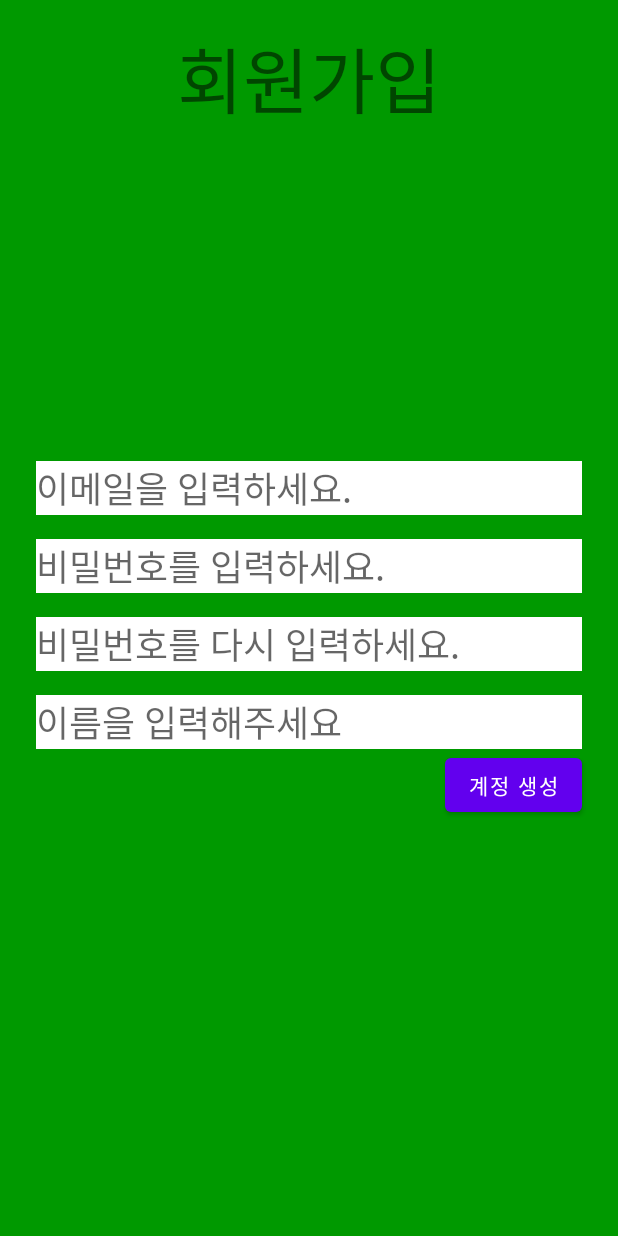
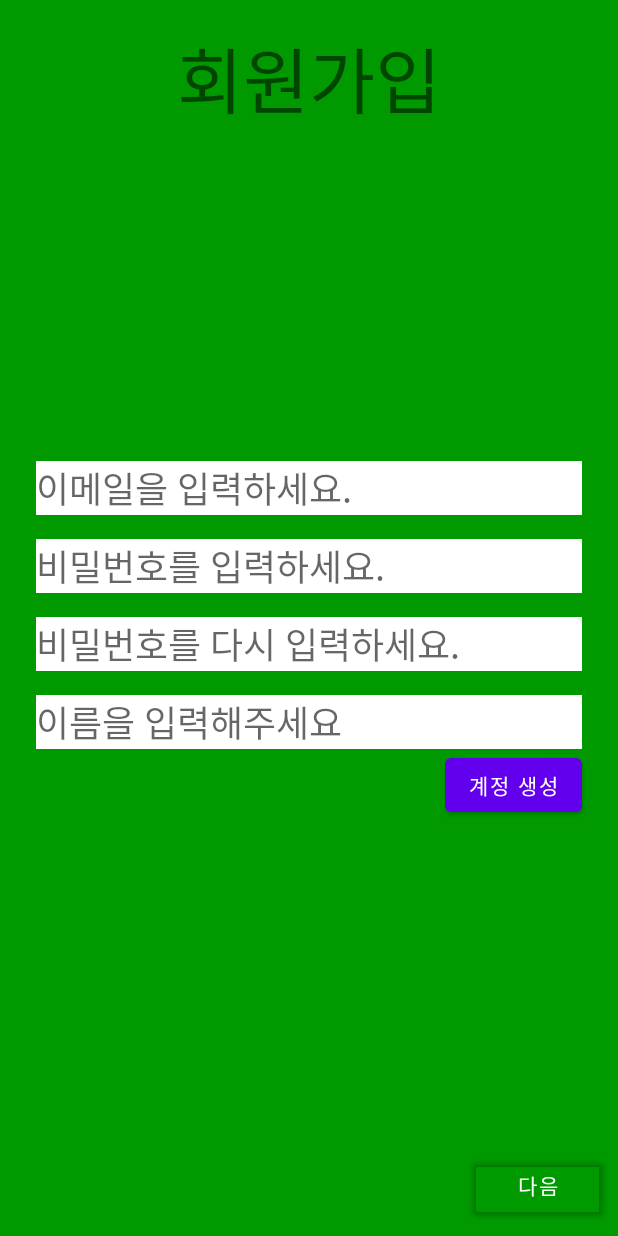
Before and after one commit to samgashyeong/MoconMCS, an Android app: the SignupActivity screen opened directly, with no data from a screen before it, on a phone screen of 412 x 824 dp. Run offline under Robolectric (Android 15) with nearby library versions, the phone set to English and light mode, and no system bars; our stand-ins replace Firebase (no records; nobody signed in at launch, a user with empty details on screens opened directly), data binding.

Commit message:
코드 넘김

```diff
--- /dev/null
+++ b/app/src/main/java/com/example/moconmcs/SignUpFragment1.kt
@@ -0,0 +1,24 @@
+package com.example.moconmcs
+
+import android.os.Bundle
+import androidx.fragment.app.Fragment
+import android.view.LayoutInflater
+import android.view.View
+import android.view.ViewGroup
+import androidx.databinding.DataBindingUtil
+import com.example.moconmcs.databinding.FragmentSignUp1Binding
+
+class SignUpFragment1 : Fragment() {
+
+    private lateinit var binding : FragmentSignUp1Binding
+
+    override fun onCreateView(
+        inflater: LayoutInflater, container: ViewGroup?,
+        savedInstanceState: Bundle?
+    ): View? {
+        binding = DataBindingUtil.inflate(inflater,R.layout.fragment_sign_up1, container, false)
+
+
+        return binding.root
+    }
+}
--- a/app/src/main/java/com/example/moconmcs/SignupActivity.java
+++ b/app/src/main/java/com/example/moconmcs/SignupActivity.java
@@ -2,15 +2,21 @@ package com.example.moconmcs;
 
 import androidx.annotation.NonNull;
 import androidx.appcompat.app.AppCompatActivity;
+import androidx.databinding.DataBindingUtil;
+import androidx.fragment.app.Fragment;
+import androidx.fragment.app.FragmentManager;
 
 import android.content.Intent;
 import android.os.Bundle;
+import android.view.View;
 import android.widget.Button;
 import android.widget.EditText;
+import android.widget.FrameLayout;
 import android.widget.Toast;
 
 import com.example.moconmcs.Onboarding.OnboardingActivity;
 import com.example.moconmcs.data.FirebaseDb.User;
+import com.example.moconmcs.databinding.ActivitySignupBinding;
 import com.google.android.gms.tasks.OnFailureListener;
 import com.google.firebase.auth.FirebaseAuth;
 import com.google.firebase.firestore.FirebaseFirestore;
@@ -18,19 +24,28 @@ import com.google.firebase.firestore.FirebaseFirestore;
 import java.util.Objects;
 
 public class SignupActivity extends AppCompatActivity {
-
-    EditText email, pw1, pw2, name;
+    private ActivitySignupBinding binding;
 
     @Override
     protected void onCreate(Bundle savedInstanceState) {
         super.onCreate(savedInstanceState);
         setContentView(R.layout.activity_signup);
 
-        email = findViewById(R.id.emailLogin);
-        pw1 = findViewById(R.id.pwLogin);
-        pw2 = findViewById(R.id.pwLogin2);
-        name = findViewById(R.id.nameEt);
+        binding = DataBindingUtil.setContentView(this, R.layout.activity_signup);
 
+        FragmentManager fm = getSupportFragmentManager();
+        fm.beginTransaction()
+                .replace(R.id.frame, new SignUpFragment1())
+                .commit();
+        binding.backBtn.setVisibility(View.INVISIBLE);
+        binding.prevBtn.setVisibility(View.VISIBLE);
+
+        binding.prevBtn.setOnClickListener(v -> {
+            prev();
+        });
+        binding.backBtn.setOnClickListener(v ->{
+            back();
+        });
         FirebaseAuth auth = FirebaseAuth.getInstance();
         FirebaseFirestore db = FirebaseFirestore.getInstance();
 
@@ -39,27 +54,47 @@ public class SignupActivity extends AppCompatActivity {
 
         Button signup = findViewById(R.id.loginButton);
 
-        signup.setOnClickListener(v -> {
-            if(!pw1.getText().toString().equals(pw2.getText().toString())) {
-                Toast.makeText(getApplicationContext(), "패스워드가 일치하지 않습니다.", Toast.LENGTH_SHORT).show();
-            }
-            else auth.createUserWithEmailAndPassword(
-                    email.getText().toString(), pw1.getText().toString())
-                    .addOnCompleteListener(task -> {
-                if(task.isSuccessful()) {
-                    db.collection("User").document(""+uid).set(new User(name.getText().toString()))
-                            .addOnFailureListener(new OnFailureListener() {
-                                @Override
-                                public void onFailure(@NonNull Exception e) {
-                                    Toast.makeText(SignupActivity.this, "오류가 났습니다. 다시 시도해주세요", Toast.LENGTH_SHORT).show();
-                                }
-                            });
-                    Toast.makeText(getApplicationContext(), "회원가입 성공!", Toast.LENGTH_SHORT).show();
-                    Intent intent = new Intent(getApplicationContext(), OnboardingActivity.class);
-                    intent.putExtra("isLoginBack", true);
-                    startActivity(intent);
-                }
-            });
-        });
+//        signup.setOnClickListener(v -> {
+//            if(!pw1.getText().toString().equals(pw2.getText().toString())) {
+//                Toast.makeText(getApplicationContext(), "패스워드가 일치하지 않습니다.", Toast.LENGTH_SHORT).show();
+//            }
+//            else auth.createUserWithEmailAndPassword(
+//                    email.getText().toString(), pw1.getText().toString())
+//                    .addOnCompleteListener(task -> {
+//                if(task.isSuccessful()) {
+//                    db.collection("User").document(""+uid).set(new User(name.getText().toString()))
+//                            .addOnFailureListener(new OnFailureListener() {
+//                                @Override
+//                                public void onFailure(@NonNull Exception e) {
+//                                    Toast.makeText(SignupActivity.this, "오류가 났습니다. 다시 시도해주세요", Toast.LENGTH_SHORT).show();
+//                                }
+//                            });
+//                    Toast.makeText(getApplicationContext(), "회원가입 성공!", Toast.LENGTH_SHORT).show();
+//                    Intent intent = new Intent(getApplicationContext(), OnboardingActivity.class);
+//                    intent.putExtra("isLoginBack", true);
+//                    startActivity(intent);
+//                }
+//            });
+//        });
+    }
+
+    private void prev(){
+        Fragment fm = new SignUpFragment2();
+        FragmentManager fmm = getSupportFragmentManager();
+        fmm.beginTransaction()
+                .replace(R.id.frame, fm)
+                .commit();
+        binding.backBtn.setVisibility(View.VISIBLE);
+        binding.prevBtn.setVisibility(View.INVISIBLE);
+    }
+
+    private void back(){
+        Fragment fm = new SignUpFragment1();
+        FragmentManager fmm = getSupportFragmentManager();
+        fmm.beginTransaction()
+                .replace(R.id.frame, fm)
+                .commit();
+        binding.backBtn.setVisibility(View.INVISIBLE);
+        binding.prevBtn.setVisibility(View.VISIBLE);
     }
 }
--- a/app/src/main/res/layout/activity_signup.xml
+++ b/app/src/main/res/layout/activity_signup.xml
@@ -1,4 +1,5 @@
 <?xml version="1.0" encoding="utf-8"?>
+<layout>
     <androidx.constraintlayout.widget.ConstraintLayout xmlns:android="http://schemas.android.com/apk/res/android"
         xmlns:app="http://schemas.android.com/apk/res-auto"
         xmlns:tools="http://schemas.android.com/tools"
@@ -7,100 +8,127 @@
         android:background="#009900"
         tools:context=".SignupActivity">
 
-    <TextView
-        android:id="@+id/loginText"
-        android:layout_width="0dp"
-        android:layout_height="wrap_content"
-        android:layout_marginTop="16dp"
-        android:gravity="center"
-        android:text="회원가입"
-        android:textSize="48sp"
-        app:layout_constraintEnd_toEndOf="parent"
-        app:layout_constraintStart_toStartOf="parent"
-        app:layout_constraintTop_toTopOf="parent" />
-
-    <EditText
-        android:id="@+id/emailLogin"
-        android:layout_width="0dp"
-        android:layout_height="wrap_content"
-        android:layout_marginStart="24dp"
-        android:layout_marginLeft="24dp"
-        android:layout_marginEnd="24dp"
-        android:layout_marginRight="24dp"
-        android:background="#FFFFFF"
-        android:ems="10"
-        android:hint="이메일을 입력하세요."
-        android:inputType="textEmailAddress"
-        android:textSize="24sp"
-        app:layout_constraintBottom_toBottomOf="parent"
-        app:layout_constraintEnd_toEndOf="parent"
-        app:layout_constraintStart_toStartOf="parent"
-        app:layout_constraintTop_toTopOf="parent"
-        app:layout_constraintVertical_bias="0.39" />
-
-    <EditText
-        android:id="@+id/pwLogin"
-        android:layout_width="0dp"
-        android:layout_height="wrap_content"
-        android:layout_marginStart="24dp"
-        android:layout_marginLeft="24dp"
-        android:layout_marginTop="16dp"
-        android:layout_marginEnd="24dp"
-        android:layout_marginRight="24dp"
-        android:background="#FFFFFF"
-        android:ems="10"
-        android:hint="비밀번호를 입력하세요."
-        android:inputType="textPassword"
-        android:textSize="24sp"
-        app:layout_constraintEnd_toEndOf="parent"
-        app:layout_constraintStart_toStartOf="parent"
-        app:layout_constraintTop_toBottomOf="@+id/emailLogin" />
-
-    <EditText
-        android:id="@+id/pwLogin2"
-        android:layout_width="0dp"
-        android:layout_height="wrap_content"
-        android:layout_marginStart="24dp"
-        android:layout_marginLeft="24dp"
-        android:layout_marginTop="16dp"
-        android:layout_marginEnd="24dp"
-        android:layout_marginRight="24dp"
-        android:background="#FFFFFF"
-        android:ems="10"
-        android:hint="비밀번호를 다시 입력하세요."
-        android:inputType="textPassword"
-        android:textSize="24sp"
-        app:layout_constraintEnd_toEndOf="parent"
-        app:layout_constraintHorizontal_bias="0.0"
-        app:layout_constraintStart_toStartOf="parent"
-        app:layout_constraintTop_toBottomOf="@+id/pwLogin" />
+        <FrameLayout
+            android:id="@+id/frame"
+            android:layout_width="match_parent"
+            android:layout_height="match_parent"/>
 
         <Button
-        android:id="@+id/loginButton"
+            android:id="@+id/prevBtn"
             android:layout_width="wrap_content"
             android:layout_height="wrap_content"
-        android:layout_marginEnd="24dp"
-        android:text="계정 생성"
-        app:layout_constraintEnd_toEndOf="parent"
-        app:layout_constraintHorizontal_bias="1.0"
-        app:layout_constraintStart_toStartOf="parent"
-        app:layout_constraintTop_toBottomOf="@+id/nameEt" />
+            android:backgroundTint="#00000000"
+            android:text="다음"
+            android:layout_margin="10dp"
+            app:layout_constraintBottom_toBottomOf="parent"
+            app:layout_constraintEnd_toEndOf="parent" />
 
-    <EditText
-        android:id="@+id/nameEt"
-        android:layout_width="0dp"
+        <Button
+            android:id="@+id/backBtn"
+            android:layout_width="wrap_content"
             android:layout_height="wrap_content"
-        android:background="#FFFFFF"
-        android:layout_marginStart="24dp"
-        android:layout_marginLeft="24dp"
-        android:layout_marginTop="16dp"
-        android:layout_marginEnd="24dp"
-        android:layout_marginRight="24dp"
-        android:ems="10"
-        android:hint="이름을 입력해주세요"
-        android:textSize="24sp"
-        app:layout_constraintEnd_toEndOf="parent"
-        app:layout_constraintStart_toStartOf="parent"
-        app:layout_constraintTop_toBottomOf="@+id/pwLogin2" />
+            android:layout_margin="10dp"
+            android:backgroundTint="#00000000"
+            android:text="이전"
+            app:layout_constraintBottom_toBottomOf="parent"
+            app:layout_constraintStart_toStartOf="parent" />
+
+
+        <!--    <TextView-->
+        <!--        android:id="@+id/loginText"-->
+        <!--        android:layout_width="0dp"-->
+        <!--        android:layout_height="wrap_content"-->
+        <!--        android:layout_marginTop="16dp"-->
+        <!--        android:gravity="center"-->
+        <!--        android:text="회원가입"-->
+        <!--        android:textSize="48sp"-->
+        <!--        app:layout_constraintEnd_toEndOf="parent"-->
+        <!--        app:layout_constraintStart_toStartOf="parent"-->
+        <!--        app:layout_constraintTop_toTopOf="parent" />-->
+
+        <!--    <EditText-->
+        <!--        android:id="@+id/emailLogin"-->
+        <!--        android:layout_width="0dp"-->
+        <!--        android:layout_height="wrap_content"-->
+        <!--        android:layout_marginStart="24dp"-->
+        <!--        android:layout_marginLeft="24dp"-->
+        <!--        android:layout_marginEnd="24dp"-->
+        <!--        android:layout_marginRight="24dp"-->
+        <!--        android:background="#FFFFFF"-->
+        <!--        android:ems="10"-->
+        <!--        android:hint="이메일을 입력하세요."-->
+        <!--        android:inputType="textEmailAddress"-->
+        <!--        android:textSize="24sp"-->
+        <!--        app:layout_constraintBottom_toBottomOf="parent"-->
+        <!--        app:layout_constraintEnd_toEndOf="parent"-->
+        <!--        app:layout_constraintStart_toStartOf="parent"-->
+        <!--        app:layout_constraintTop_toTopOf="parent"-->
+        <!--        app:layout_constraintVertical_bias="0.39" />-->
+
+        <!--    <EditText-->
+        <!--        android:id="@+id/pwLogin"-->
+        <!--        android:layout_width="0dp"-->
+        <!--        android:layout_height="wrap_content"-->
+        <!--        android:layout_marginStart="24dp"-->
+        <!--        android:layout_marginLeft="24dp"-->
+        <!--        android:layout_marginTop="16dp"-->
+        <!--        android:layout_marginEnd="24dp"-->
+        <!--        android:layout_marginRight="24dp"-->
+        <!--        android:background="#FFFFFF"-->
+        <!--        android:ems="10"-->
+        <!--        android:hint="비밀번호를 입력하세요."-->
+        <!--        android:inputType="textPassword"-->
+        <!--        android:textSize="24sp"-->
+        <!--        app:layout_constraintEnd_toEndOf="parent"-->
+        <!--        app:layout_constraintStart_toStartOf="parent"-->
+        <!--        app:layout_constraintTop_toBottomOf="@+id/emailLogin" />-->
+
+        <!--    <EditText-->
+        <!--        android:id="@+id/pwLogin2"-->
+        <!--        android:layout_width="0dp"-->
+        <!--        android:layout_height="wrap_content"-->
+        <!--        android:layout_marginStart="24dp"-->
+        <!--        android:layout_marginLeft="24dp"-->
+        <!--        android:layout_marginTop="16dp"-->
+        <!--        android:layout_marginEnd="24dp"-->
+        <!--        android:layout_marginRight="24dp"-->
+        <!--        android:background="#FFFFFF"-->
+        <!--        android:ems="10"-->
+        <!--        android:hint="비밀번호를 다시 입력하세요."-->
+        <!--        android:inputType="textPassword"-->
+        <!--        android:textSize="24sp"-->
+        <!--        app:layout_constraintEnd_toEndOf="parent"-->
+        <!--        app:layout_constraintHorizontal_bias="0.0"-->
+        <!--        app:layout_constraintStart_toStartOf="parent"-->
+        <!--        app:layout_constraintTop_toBottomOf="@+id/pwLogin" />-->
+
+        <!--    <Button-->
+        <!--        android:id="@+id/loginButton"-->
+        <!--        android:layout_width="wrap_content"-->
+        <!--        android:layout_height="wrap_content"-->
+        <!--        android:layout_marginEnd="24dp"-->
+        <!--        android:text="계정 생성"-->
+        <!--        app:layout_constraintEnd_toEndOf="parent"-->
+        <!--        app:layout_constraintHorizontal_bias="1.0"-->
+        <!--        app:layout_constraintStart_toStartOf="parent"-->
+        <!--        app:layout_constraintTop_toBottomOf="@+id/nameEt" />-->
+
+        <!--    <EditText-->
+        <!--        android:id="@+id/nameEt"-->
+        <!--        android:layout_width="0dp"-->
+        <!--        android:layout_height="wrap_content"-->
+        <!--        android:background="#FFFFFF"-->
+        <!--        android:layout_marginStart="24dp"-->
+        <!--        android:layout_marginLeft="24dp"-->
+        <!--        android:layout_marginTop="16dp"-->
+        <!--        android:layout_marginEnd="24dp"-->
+        <!--        android:layout_marginRight="24dp"-->
+        <!--        android:ems="10"-->
+        <!--        android:hint="이름을 입력해주세요"-->
+        <!--        android:textSize="24sp"-->
+        <!--        app:layout_constraintEnd_toEndOf="parent"-->
+        <!--        app:layout_constraintStart_toStartOf="parent"-->
+        <!--        app:layout_constraintTop_toBottomOf="@+id/pwLogin2" />-->
 
     </androidx.constraintlayout.widget.ConstraintLayout>
+</layout>
--- /dev/null
+++ b/app/src/main/res/layout/fragment_sign_up1.xml
@@ -0,0 +1,116 @@
+<?xml version="1.0" encoding="utf-8"?>
+<layout>
+    <FrameLayout xmlns:android="http://schemas.android.com/apk/res/android"
+        xmlns:tools="http://schemas.android.com/tools"
+        android:layout_width="match_parent"
+        android:layout_height="match_parent"
+        tools:context=".SignUpFragment1">
+
+        <androidx.constraintlayout.widget.ConstraintLayout xmlns:android="http://schemas.android.com/apk/res/android"
+            xmlns:app="http://schemas.android.com/apk/res-auto"
+            xmlns:tools="http://schemas.android.com/tools"
+            android:layout_width="match_parent"
+            android:layout_height="match_parent"
+            android:background="#009900"
+            tools:context=".SignupActivity">
+
+            <TextView
+                android:id="@+id/loginText"
+                android:layout_width="0dp"
+                android:layout_height="wrap_content"
+                android:layout_marginTop="16dp"
+                android:gravity="center"
+                android:text="회원가입"
+                android:textSize="48sp"
+                app:layout_constraintEnd_toEndOf="parent"
+                app:layout_constraintStart_toStartOf="parent"
+                app:layout_constraintTop_toTopOf="parent" />
+
+            <EditText
+                android:id="@+id/emailLogin"
+                android:layout_width="0dp"
+                android:layout_height="wrap_content"
+                android:layout_marginStart="24dp"
+                android:layout_marginLeft="24dp"
+                android:layout_marginEnd="24dp"
+                android:layout_marginRight="24dp"
+                android:background="#FFFFFF"
+                android:ems="10"
+                android:hint="이메일을 입력하세요."
+                android:inputType="textEmailAddress"
+                android:textSize="24sp"
+                app:layout_constraintBottom_toBottomOf="parent"
+                app:layout_constraintEnd_toEndOf="parent"
+                app:layout_constraintStart_toStartOf="parent"
+                app:layout_constraintTop_toTopOf="parent"
+                app:layout_constraintVertical_bias="0.39" />
+
+            <EditText
+                android:id="@+id/pwLogin"
+                android:layout_width="0dp"
+                android:layout_height="wrap_content"
+                android:layout_marginStart="24dp"
+                android:layout_marginLeft="24dp"
+                android:layout_marginTop="16dp"
+                android:layout_marginEnd="24dp"
+                android:layout_marginRight="24dp"
+                android:background="#FFFFFF"
+                android:ems="10"
+                android:hint="비밀번호를 입력하세요."
+                android:inputType="textPassword"
+                android:textSize="24sp"
+                app:layout_constraintEnd_toEndOf="parent"
+                app:layout_constraintStart_toStartOf="parent"
+                app:layout_constraintTop_toBottomOf="@+id/emailLogin" />
+
+            <EditText
+                android:id="@+id/pwLogin2"
+                android:layout_width="0dp"
+                android:layout_height="wrap_content"
+                android:layout_marginStart="24dp"
+                android:layout_marginLeft="24dp"
+                android:layout_marginTop="16dp"
+                android:layout_marginEnd="24dp"
+                android:layout_marginRight="24dp"
+                android:background="#FFFFFF"
+                android:ems="10"
+                android:hint="비밀번호를 다시 입력하세요."
+                android:inputType="textPassword"
+                android:textSize="24sp"
+                app:layout_constraintEnd_toEndOf="parent"
+                app:layout_constraintHorizontal_bias="0.0"
+                app:layout_constraintStart_toStartOf="parent"
+                app:layout_constraintTop_toBottomOf="@+id/pwLogin" />
+
+            <Button
+                android:id="@+id/loginButton"
+                android:layout_width="wrap_content"
+                android:layout_height="wrap_content"
+                android:layout_marginEnd="24dp"
+                android:text="계정 생성"
+                app:layout_constraintEnd_toEndOf="parent"
+                app:layout_constraintHorizontal_bias="1.0"
+                app:layout_constraintStart_toStartOf="parent"
+                app:layout_constraintTop_toBottomOf="@+id/nameEt" />
+
+            <EditText
+                android:id="@+id/nameEt"
+                android:layout_width="0dp"
+                android:layout_height="wrap_content"
+                android:background="#FFFFFF"
+                android:layout_marginStart="24dp"
+                android:layout_marginLeft="24dp"
+                android:layout_marginTop="16dp"
+                android:layout_marginEnd="24dp"
+                android:layout_marginRight="24dp"
+                android:ems="10"
+                android:hint="이름을 입력해주세요"
+                android:textSize="24sp"
+                app:layout_constraintEnd_toEndOf="parent"
+                app:layout_constraintStart_toStartOf="parent"
+                app:layout_constraintTop_toBottomOf="@+id/pwLogin2" />
+
+        </androidx.constraintlayout.widget.ConstraintLayout>
+
+    </FrameLayout>
+</layout>
```
Also changed, not shown: app/src/main/java/com/example/moconmcs/SignUpFragment2.kt (added, +18 -0 lines), app/src/main/res/layout/fragment_sign_up2.xml (added, +14 -0 lines). Lines whose indentation alone changed are shown as unchanged.
